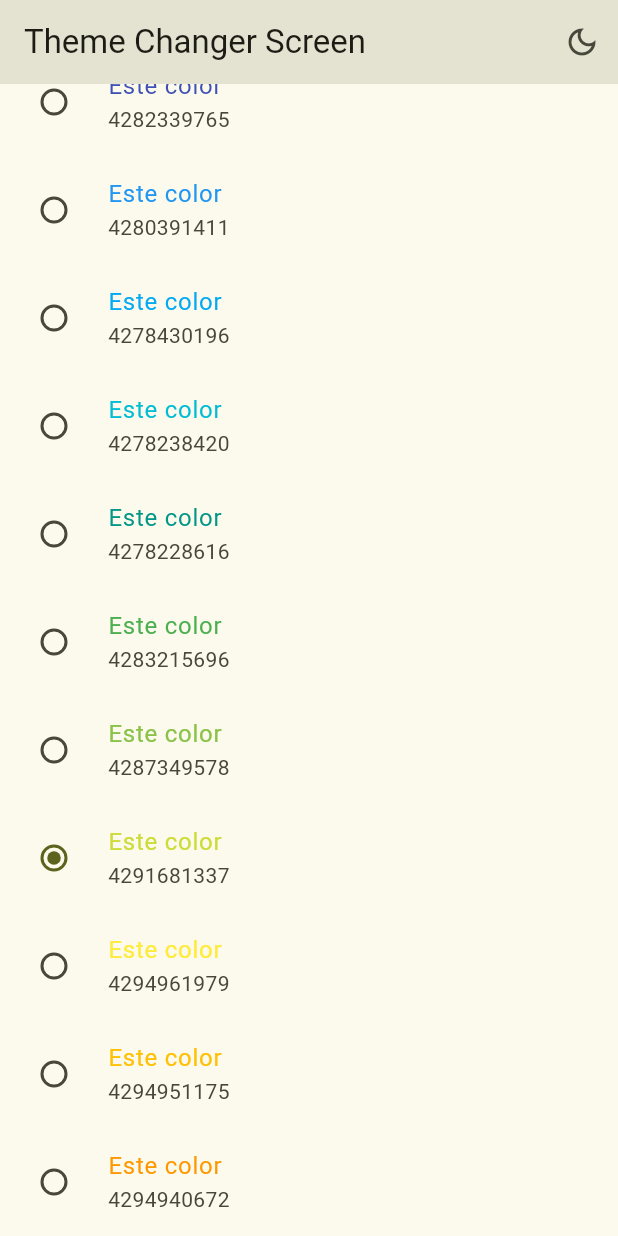
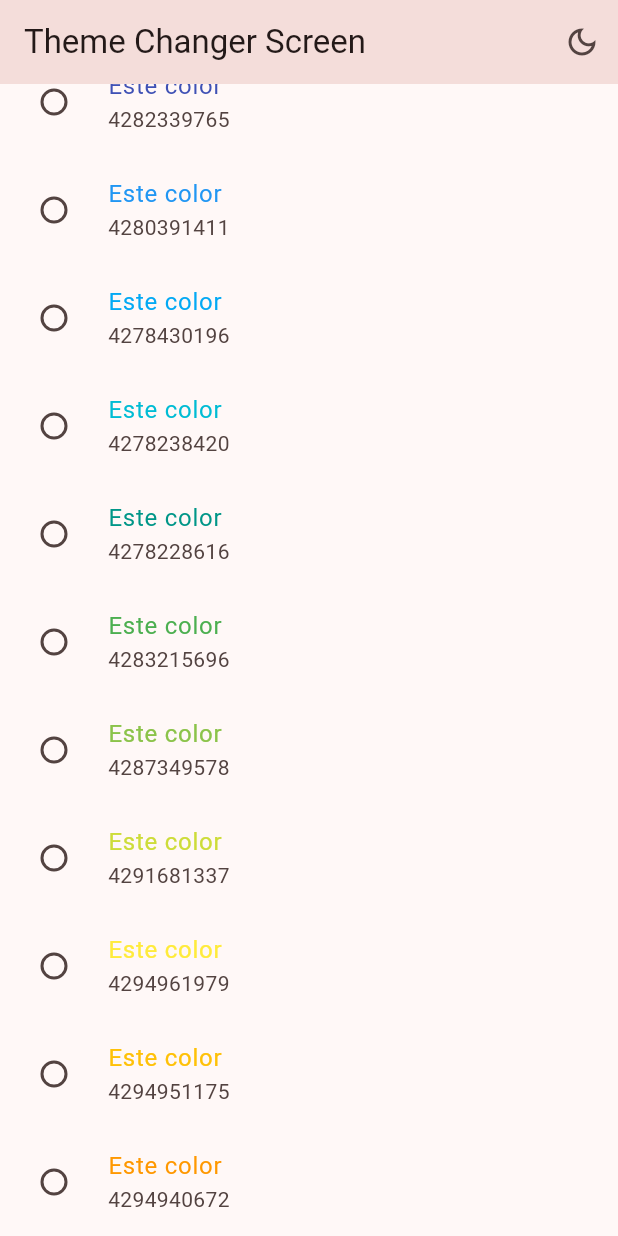
Before and after one commit to oscarruiz05/widgets_app, a Flutter app: the ThemeChangerScreen screen opened by its route, scrolled down 312 dp, on a phone screen of 412 x 824 dp. Run offline on Flutter 3.47's test engine with Material 3 defaults, Android fonts, the phone set to English and light mode, and no system bars; our stand-ins replace animate_do, flutter_riverpod, go_router.

Commit message:
Refactor theme management to use ThemeNotifier for dark mode and color selection

```diff
--- a/lib/main.dart
+++ b/lib/main.dart
@@ -1,7 +1,6 @@
 import 'package:flutter/material.dart';
 import 'package:flutter_riverpod/flutter_riverpod.dart';
 import 'package:widgets_app/config/router/app_router.dart';
-import 'package:widgets_app/config/theme/app_theme.dart';
 import 'package:widgets_app/presentation/providers/theme_provider.dart';
 
 void main() {
@@ -13,14 +12,13 @@ class MyApp extends ConsumerWidget {
 
   @override
   Widget build(BuildContext context, WidgetRef ref) {
-    final isDark = ref.watch(isDarkProvider);
-    final selectedColor = ref.watch(selectedThemeProvider);
+    final appTheme = ref.watch(themeNotifierProvider);
 
     return MaterialApp.router(
       routerConfig: appRouter,
       title: 'Material App',
       debugShowCheckedModeBanner: false,
-      theme: AppTheme(selectedColor: selectedColor, isDark: isDark).getTheme(),
+      theme: appTheme.getTheme(),
     );
   }
 }
--- a/lib/presentation/screens/theme_changer/theme_changer_screen.dart
+++ b/lib/presentation/screens/theme_changer/theme_changer_screen.dart
@@ -8,7 +8,7 @@ class ThemeChangerScreen extends ConsumerWidget {
 
   @override
   Widget build(BuildContext context, WidgetRef ref) {
-    final isDark = ref.watch(isDarkProvider);
+    final appTheme = ref.watch(themeNotifierProvider);
 
     return Scaffold(
       appBar: AppBar(
@@ -16,10 +16,10 @@ class ThemeChangerScreen extends ConsumerWidget {
         actions: [
           IconButton(
             onPressed: () {
-              ref.read(isDarkProvider.notifier).state = !isDark;
+              ref.read(themeNotifierProvider.notifier).toggleDarkMode();
             },
             icon: Icon(
-              isDark == true
+              appTheme.isDark == true
                   ? Icons.light_mode_outlined
                   : Icons.dark_mode_outlined,
             ),
@@ -37,13 +37,13 @@ class _ThemeChangedView extends ConsumerWidget {
   @override
   Widget build(BuildContext context, WidgetRef ref) {
     final List<Color> colors = ref.watch(colorListProvider);
-    final int selectedColor = ref.watch(selectedThemeProvider);
+    final appTheme = ref.watch(themeNotifierProvider);
 
     return RadioGroup(
-      groupValue: selectedColor,
+      groupValue: appTheme.selectedColor,
       onChanged: (value) {
         if (value != null) {
-          ref.read(selectedThemeProvider.notifier).state = value;
+          ref.read(themeNotifierProvider.notifier).changeColor(value);
         }
       },
       child: ListView.builder(
```
Also changed, not shown: lib/config/theme/app_theme.dart (+8 -3 lines), lib/presentation/providers/theme_provider.dart (+18 -0 lines).
